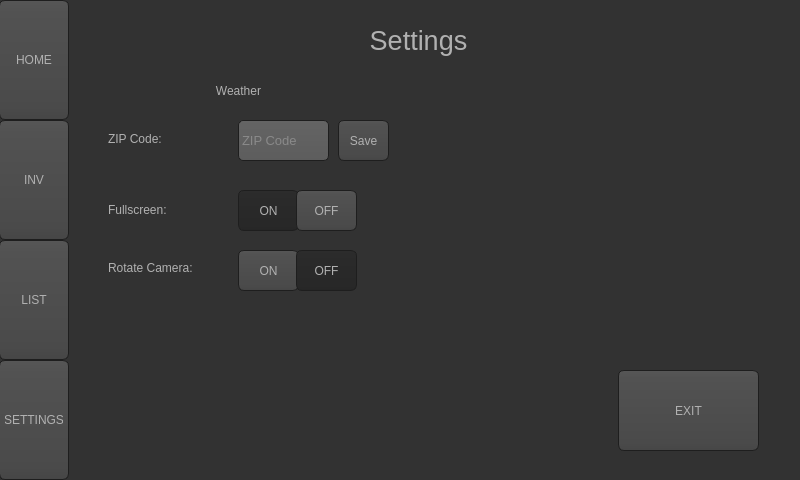
Old version of the form mainwindow.ui in the repository jspinn/Foodventory.
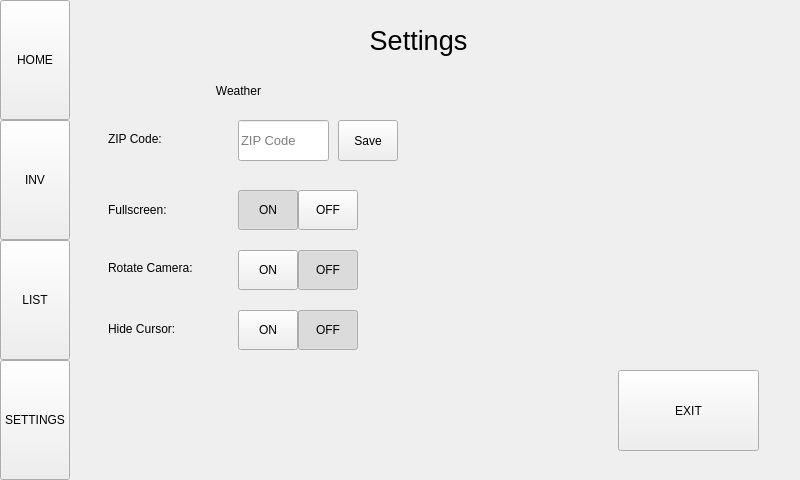
New version of the form. The open tabs and pages were chosen to show the change.

```diff
--- a/mainwindow.ui
+++ b/mainwindow.ui
@@ -19,225 +19,7 @@
    <string>Foodventory</string>
   </property>
   <property name="styleSheet">
-   <string notr="true">QWidget
-    {
-        color: #b1b1b1;
-        background-color: #323232;
-    }
-
-
-    QWidget:item:selected
-    {
-        background-color: QLinearGradient( x1: 0, y1: 0, x2: 0, y2: 1, stop: 0 #ffa02f, stop: 1 #00eaff);
-    }
-
-    QWidget:disabled
-    {
-        color: #404040;
-        background-color: #323232;
-    }
-
-    QAbstractItemView
-    {
-        background-color: QLinearGradient( x1: 0, y1: 0, x2: 0, y2: 1, stop: 0 #4d4d4d, stop: 0.1 #646464, stop: 1 #5d5d5d);
-    }
-
-    QWidget:focus
-    {
-        /*border: 2px solid QLinearGradient( x1: 0, y1: 0, x2: 0, y2: 1, stop: 0 #ffa02f, stop: 1 #00eaff);*/
-    }
-
-    QLineEdit
-    {
-        background-color: QLinearGradient( x1: 0, y1: 0, x2: 0, y2: 1, stop: 0 #4d4d4d, stop: 0 #646464, stop: 1 #5d5d5d);
-        padding: 1px;
-        border-style: solid;
-        border: 1px solid #1e1e1e;
-        border-radius: 5;
-    }
-
-    QPushButton
-    {
-        color: #b1b1b1;
-        background-color: QLinearGradient( x1: 0, y1: 0, x2: 0, y2: 1, stop: 0 #565656, stop: 0.1 #525252, stop: 0.5 #4e4e4e, stop: 0.9 #4a4a4a, stop: 1 #464646);
-        border-width: 1px;
-        border-color: #1e1e1e;
-        border-style: solid;
-        border-radius: 6;
-        padding: 3px;
-        font-size: 12px;
-        padding-left: 5px;
-        padding-right: 5px;
-    }
-
-    QPushButton:pressed
-    {
-        background-color: QLinearGradient( x1: 0, y1: 0, x2: 0, y2: 1, stop: 0 #2d2d2d, stop: 0.1 #2b2b2b, stop: 0.5 #292929, stop: 0.9 #282828, stop: 1 #252525);
-    }
-
-    QPushButton:checked
-    {
-        background-color: QLinearGradient( x1: 0, y1: 0, x2: 0, y2: 1, stop: 0 #2d2d2d, stop: 0.1 #2b2b2b, stop: 0.5 #292929, stop: 0.9 #282828, stop: 1 #252525);
-    }
-
-    QComboBox
-    {
-        selection-background-color: #ffaa00;
-        background-color: QLinearGradient( x1: 0, y1: 0, x2: 0, y2: 1, stop: 0 #565656, stop: 0.1 #525252, stop: 0.5 #4e4e4e, stop: 0.9 #4a4a4a, stop: 1 #464646);
-        border-style: solid;
-        border: 1px solid #1e1e1e;
-        border-radius: 5;
-    }
-
-    QComboBox:hover,QPushButton:hover
-    {
-        border: 2px solid QLinearGradient( x1: 0, y1: 0, x2: 0, y2: 1, stop: 0 #ffa02f, stop: 1 #00eaff);
-    }
-
-
-    QComboBox:on
-    {
-        padding-top: 3px;
-        padding-left: 4px;
-        background-color: QLinearGradient( x1: 0, y1: 0, x2: 0, y2: 1, stop: 0 #2d2d2d, stop: 0.1 #2b2b2b, stop: 0.5 #292929, stop: 0.9 #282828, stop: 1 #252525);
-        selection-background-color: #ffaa00;
-    }
-
-    QComboBox QAbstractItemView
-    {
-        border: 2px solid darkgray;
-        selection-background-color: QLinearGradient( x1: 0, y1: 0, x2: 0, y2: 1, stop: 0 #ffa02f, stop: 1 #00eaff);
-    }
-
-    QComboBox::drop-down
-    {
-         subcontrol-origin: padding;
-         subcontrol-position: top right;
-         width: 15px;
-
-         border-left-width: 0px;
-         border-left-color: darkgray;
-         border-left-style: solid; /* just a single line */
-         border-top-right-radius: 3px; /* same radius as the QComboBox */
-         border-bottom-right-radius: 3px;
-     }
-
-     QTextEdit:focus
-     {
-         border: 2px solid QLinearGradient( x1: 0, y1: 0, x2: 0, y2: 1, stop: 0 #ffa02f, stop: 1 #00eaff);
-     }
-
-     QScrollBar:horizontal {
-          border: 1px solid #222222;
-          background: QLinearGradient( x1: 0, y1: 0, x2: 0, y2: 1, stop: 0.0 #121212, stop: 0.2 #282828, stop: 1 #484848);
-          height: 7px;
-          margin: 0px 16px 0 16px;
-     }
-
-     QScrollBar::handle:horizontal
-     {
-           background: QLinearGradient( x1: 0, y1: 0, x2: 1, y2: 0, stop: 0 #ffa02f, stop: 0.5 #00eaff, stop: 1 #ffa02f);
-           min-height: 20px;
-           border-radius: 2px;
-     }
-
-     QScrollBar::add-line:horizontal {
-           border: 1px solid #1b1b19;
-           border-radius: 2px;
-           background: QLinearGradient( x1: 0, y1: 0, x2: 1, y2: 0, stop: 0 #ffa02f, stop: 1 #00eaff);
-           width: 14px;
-           subcontrol-position: right;
-           subcontrol-origin: margin;
-     }
-
-     QScrollBar::sub-line:horizontal {
-           border: 1px solid #1b1b19;
-           border-radius: 2px;
-           background: QLinearGradient( x1: 0, y1: 0, x2: 1, y2: 0, stop: 0 #ffa02f, stop: 1 #00eaff);
-           width: 14px;
-          subcontrol-position: left;
-          subcontrol-origin: margin;
-     }
-
-     QScrollBar::right-arrow:horizontal, QScrollBar::left-arrow:horizontal
-     {
-           border: 1px solid black;
-           width: 1px;
-           height: 1px;
-           background: white;
-     }
-
-     QScrollBar::add-page:horizontal, QScrollBar::sub-page:horizontal
-     {
-           background: none;
-     }
-
-     QScrollBar:vertical
-     {
-           background: QLinearGradient( x1: 0, y1: 0, x2: 1, y2: 0, stop: 0.0 #121212, stop: 0.2 #282828, stop: 1 #484848);
-           width: 7px;
-           margin: 16px 0 16px 0;
-           border: 1px solid #222222;
-     }
-
-     QScrollBar::handle:vertical
-     {
-           background: QLinearGradient( x1: 0, y1: 0, x2: 0, y2: 1, stop: 0 #ffa02f, stop: 0.5 #00eaff, stop: 1 #ffa02f);
-           min-height: 20px;
-           border-radius: 2px;
-     }
-
-     QScrollBar::add-line:vertical
-     {
-           border: 1px solid #1b1b19;
-           border-radius: 2px;
-           background: QLinearGradient( x1: 0, y1: 0, x2: 0, y2: 1, stop: 0 #ffa02f, stop: 1 #00eaff);
-           height: 14px;
-           subcontrol-position: bottom;
-           subcontrol-origin: margin;
-     }
-
-     QScrollBar::sub-line:vertical
-     {
-           border: 1px solid #1b1b19;
-           border-radius: 2px;
-           background: QLinearGradient( x1: 0, y1: 0, x2: 0, y2: 1, stop: 0 #00eaff, stop: 1 #ffa02f);
-           height: 14px;
-           subcontrol-position: top;
-           subcontrol-origin: margin;
-     }
-
-     QScrollBar::up-arrow:vertical, QScrollBar::down-arrow:vertical
-     {
-           border: 1px solid black;
-           width: 1px;
-           height: 1px;
-           background: white;
-     }
-
-
-     QScrollBar::add-page:vertical, QScrollBar::sub-page:vertical
-     {
-           background: none;
-     }
-
-     QTextEdit
-     {
-         background-color: #242424;
-     }
-
-     QHeaderView::section
-     {
-         background-color: QLinearGradient(x1:0, y1:0, x2:0, y2:1, stop:0 #616161, stop: 0.5 #505050, stop: 0.6 #434343, stop:1 #656565);
-         color: white;
-         padding-left: 4px;
-         border: 1px solid #6c6c6c;
-     }
-
-
-     QTableView QTableCornerButton::section{
-        background: #323232;
-     }</string>
+   <string notr="true"/>
   </property>
   <property name="tabShape">
    <enum>QTabWidget::Rounded</enum>
@@ -657,8 +439,8 @@
        <rect>
         <x>170</x>
         <y>190</y>
-        <width>61</width>
-        <height>41</height>
+        <width>60</width>
+        <height>40</height>
        </rect>
       </property>
       <property name="text">
@@ -693,10 +475,10 @@
      <widget class="QPushButton" name="fullscreenOffButton">
       <property name="geometry">
        <rect>
-        <x>228</x>
+        <x>230</x>
         <y>190</y>
-        <width>61</width>
-        <height>41</height>
+        <width>60</width>
+        <height>40</height>
        </rect>
       </property>
       <property name="text">
@@ -714,7 +496,7 @@
        <rect>
         <x>270</x>
         <y>120</y>
-        <width>51</width>
+        <width>60</width>
         <height>41</height>
        </rect>
       </property>
@@ -727,8 +509,8 @@
        <rect>
         <x>170</x>
         <y>250</y>
-        <width>61</width>
-        <height>41</height>
+        <width>60</width>
+        <height>40</height>
        </rect>
       </property>
       <property name="text">
@@ -750,10 +532,10 @@
      <widget class="QPushButton" name="rotateCameraOffButton">
       <property name="geometry">
        <rect>
-        <x>228</x>
+        <x>230</x>
         <y>250</y>
-        <width>61</width>
-        <height>41</height>
+        <width>60</width>
+        <height>40</height>
        </rect>
       </property>
       <property name="text">
@@ -782,6 +564,66 @@
        <string>Rotate Camera:</string>
       </property>
      </widget>
+     <widget class="QPushButton" name="hideCursorOffButton">
+      <property name="geometry">
+       <rect>
+        <x>230</x>
+        <y>310</y>
+        <width>60</width>
+        <height>40</height>
+       </rect>
+      </property>
+      <property name="text">
+       <string>OFF</string>
+      </property>
+      <property name="checkable">
+       <bool>true</bool>
+      </property>
+      <property name="checked">
+       <bool>true</bool>
+      </property>
+      <attribute name="buttonGroup">
+       <string notr="true">hideCursorButtonGroup</string>
+      </attribute>
+     </widget>
+     <widget class="QPushButton" name="hideCursorOnButton">
+      <property name="geometry">
+       <rect>
+        <x>170</x>
+        <y>310</y>
+        <width>60</width>
+        <height>40</height>
+       </rect>
+      </property>
+      <property name="text">
+       <string>ON</string>
+      </property>
+      <property name="checkable">
+       <bool>true</bool>
+      </property>
+      <property name="checked">
+       <bool>false</bool>
+      </property>
+      <property name="autoExclusive">
+       <bool>false</bool>
+      </property>
+      <attribute name="buttonGroup">
+       <string notr="true">hideCursorButtonGroup</string>
+      </attribute>
+     </widget>
+     <widget class="QLabel" name="label_2">
+      <property name="geometry">
+       <rect>
+        <x>40</x>
+        <y>321</y>
+        <width>101</width>
+        <height>16</height>
+       </rect>
+      </property>
+      <property name="text">
+       <string>Hide Cursor:</string>
+      </property>
+     </widget>
     </widget>
     <widget class="QWidget" name="scanner">
      <widget class="QPushButton" name="manualButton">
@@ -998,16 +840,14 @@
    <widget class="QPushButton" name="homeButton">
     <property name="geometry">
      <rect>
-      <x>-1</x>
+      <x>0</x>
       <y>0</y>
       <width>70</width>
       <height>120</height>
      </rect>
     </property>
     <property name="font">
-     <font>
-      <pointsize>-1</pointsize>
-     </font>
+     <font/>
     </property>
     <property name="text">
      <string>HOME</string>
@@ -1016,16 +856,14 @@
    <widget class="QPushButton" name="invButton">
     <property name="geometry">
      <rect>
-      <x>-1</x>
+      <x>0</x>
       <y>120</y>
       <width>70</width>
       <height>120</height>
      </rect>
     </property>
     <property name="font">
-     <font>
-      <pointsize>-1</pointsize>
-     </font>
+     <font/>
     </property>
     <property name="text">
      <string>INV</string>
@@ -1034,16 +872,14 @@
    <widget class="QPushButton" name="listButton">
     <property name="geometry">
      <rect>
-      <x>-1</x>
+      <x>0</x>
       <y>240</y>
       <width>70</width>
       <height>120</height>
      </rect>
     </property>
     <property name="font">
-     <font>
-      <pointsize>-1</pointsize>
-     </font>
+     <font/>
     </property>
     <property name="text">
      <string>LIST</string>
@@ -1052,16 +888,14 @@
    <widget class="QPushButton" name="settingsButton">
     <property name="geometry">
      <rect>
-      <x>-1</x>
+      <x>0</x>
       <y>360</y>
       <width>70</width>
       <height>120</height>
      </rect>
     </property>
     <property name="font">
-     <font>
-      <pointsize>-1</pointsize>
-     </font>
+     <font/>
     </property>
     <property name="text">
      <string>SETTINGS</string>
```
Left out of the diff: 76 changed lines with no effect on the pictures.
